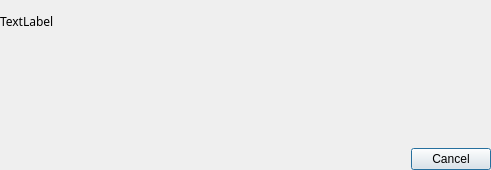
Above: app/SBDialogSelectSongAlbum.ui from rpammeraal/mezzoforta before the change. Below: the same form after it.
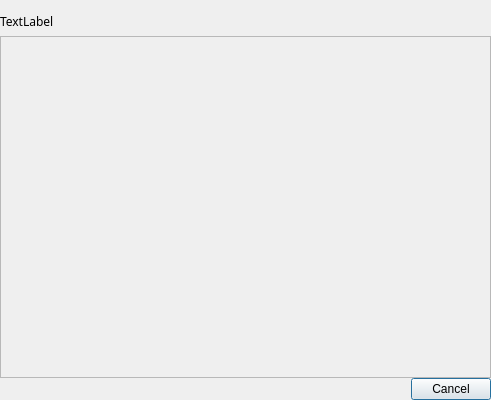
That is the form after the change.

Diff of the .ui file:
```diff
--- a/app/SBDialogSelectSongAlbum.ui
+++ b/app/SBDialogSelectSongAlbum.ui
@@ -7,7 +7,7 @@
     <x>0</x>
     <y>0</y>
     <width>491</width>
-    <height>170</height>
+    <height>400</height>
    </rect>
   </property>
   <property name="sizePolicy">
@@ -16,6 +16,18 @@
     <verstretch>0</verstretch>
    </sizepolicy>
   </property>
+  <property name="minimumSize">
+   <size>
+    <width>0</width>
+    <height>400</height>
+   </size>
+  </property>
+  <property name="maximumSize">
+   <size>
+    <width>16777215</width>
+    <height>400</height>
+   </size>
+  </property>
   <property name="windowTitle">
    <string>Choose Album</string>
   </property>
@@ -66,42 +78,25 @@
     </widget>
    </item>
    <item>
-    <widget class="QWidget" name="wgAlbumList" native="true">
-     <property name="maximumSize">
-      <size>
-       <width>16777215</width>
-       <height>470</height>
-      </size>
+    <widget class="QScrollArea" name="scrollArea">
+     <property name="widgetResizable">
+      <bool>true</bool>
      </property>
-     <property name="font">
-      <font>
-       <family>Trebuchet MS</family>
-      </font>
-     </property>
-     <layout class="QVBoxLayout" name="verticalLayout_3">
-      <property name="spacing">
-       <number>0</number>
+     <widget class="QWidget" name="wgAlbumList">
+      <property name="geometry">
+       <rect>
+        <x>0</x>
+        <y>0</y>
+        <width>489</width>
+        <height>340</height>
+       </rect>
       </property>
-      <property name="leftMargin">
-       <number>0</number>
-      </property>
-      <property name="topMargin">
-       <number>0</number>
-      </property>
-      <property name="rightMargin">
-       <number>0</number>
-      </property>
-      <property name="bottomMargin">
-       <number>0</number>
-      </property>
-      <item>
-       <layout class="QVBoxLayout" name="vlAlbumList">
-        <property name="spacing">
-         <number>6</number>
-        </property>
-       </layout>
-      </item>
-     </layout>
+      <layout class="QVBoxLayout" name="verticalLayout_4">
+       <item>
+        <layout class="QVBoxLayout" name="vlAlbumList"/>
+       </item>
+      </layout>
+     </widget>
     </widget>
    </item>
    <item>
```
